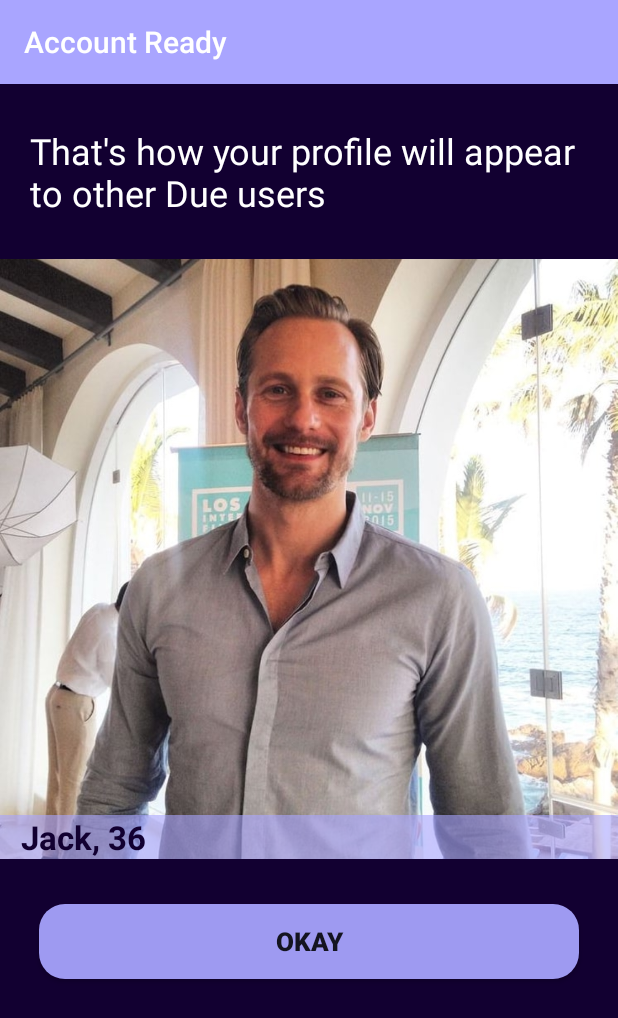
After one commit to LightingSpider/DuE_app, an Android app: the AccountReady screen opened directly, with no data from a screen before it, on a phone screen of 412 x 824 dp. The commit adds this screen. Shown: the top 1018 px of the screen. Run offline under Robolectric (Android 15) with nearby library versions, the phone set to English and light mode, and no system bars.

Commit message:
Initial commit from frosy

```diff
--- a/app/src/main/AndroidManifest.xml
+++ b/app/src/main/AndroidManifest.xml
@@ -1,6 +1,8 @@
 <?xml version="1.0" encoding="utf-8"?>
 <manifest xmlns:android="http://schemas.android.com/apk/res/android"
     package="com.example.due">
+
+    <uses-permission android:name="android.permission.READ_EXTERNAL_STORAGE" />
 
     <application
         android:allowBackup="true"
@@ -9,7 +11,9 @@
         android:roundIcon="@mipmap/ic_launcher_mylogo_round"
         android:supportsRtl="true"
         android:theme="@style/Theme.DuE">
-        <activity android:name=".ChooseInterests"></activity>
+        <activity android:name=".AccountReady"></activity>
+        <activity android:name=".ChoosePicture" />
+        <activity android:name=".ChooseInterests" />
         <activity android:name=".HomePage" />
         <activity android:name=".ChatRoom" />
         <activity android:name=".SetProfile" />
--- /dev/null
+++ b/app/src/main/java/com/example/due/AccountReady.kt
@@ -0,0 +1,13 @@
+package com.example.due
+
+import androidx.appcompat.app.AppCompatActivity
+import android.os.Bundle
+import android.view.WindowManager
+
+class AccountReady : AppCompatActivity() {
+    override fun onCreate(savedInstanceState: Bundle?) {
+        window.setFlags(WindowManager.LayoutParams.FLAG_FULLSCREEN, WindowManager.LayoutParams.FLAG_FULLSCREEN)
+        super.onCreate(savedInstanceState)
+        setContentView(R.layout.activity_account_ready)
+    }
+}
--- /dev/null
+++ b/app/src/main/res/drawable/ic_choosepicture.xml
@@ -0,0 +1,5 @@
+<vector android:height="50dp" android:tint="#CAC0DB"
+    android:viewportHeight="24" android:viewportWidth="24"
+    android:width="50dp" xmlns:android="http://schemas.android.com/apk/res/android">
+    <path android:fillColor="@android:color/white" android:pathData="M12,2C6.48,2 2,6.48 2,12s4.48,10 10,10 10,-4.48 10,-10S17.52,2 12,2zM12,5c1.66,0 3,1.34 3,3s-1.34,3 -3,3 -3,-1.34 -3,-3 1.34,-3 3,-3zM12,19.2c-2.5,0 -4.71,-1.28 -6,-3.22 0.03,-1.99 4,-3.08 6,-3.08 1.99,0 5.97,1.09 6,3.08 -1.29,1.94 -3.5,3.22 -6,3.22z"/>
+</vector>
--- /dev/null
+++ b/app/src/main/res/layout/activity_account_ready.xml
@@ -0,0 +1,83 @@
+<?xml version="1.0" encoding="utf-8"?>
+<androidx.constraintlayout.widget.ConstraintLayout xmlns:android="http://schemas.android.com/apk/res/android"
+    xmlns:app="http://schemas.android.com/apk/res-auto"
+    xmlns:tools="http://schemas.android.com/tools"
+    android:layout_width="match_parent"
+    android:layout_height="match_parent"
+    android:background="@color/purple_200"
+    tools:context=".AccountReady">
+
+    <androidx.appcompat.widget.Toolbar
+        android:id="@+id/toolbarready"
+        android:layout_width="match_parent"
+        android:layout_height="wrap_content"
+        android:background="#A9A5FF"
+        android:minHeight="?attr/actionBarSize"
+        android:theme="?attr/actionBarTheme"
+        app:layout_constraintEnd_toEndOf="parent"
+        app:layout_constraintHorizontal_bias="0.0"
+        app:layout_constraintStart_toStartOf="parent"
+        app:layout_constraintTop_toTopOf="parent"
+        app:title="Account Ready"
+        app:titleTextColor="#FFFFFF" />
+
+    <TextView
+        android:id="@+id/textVieww"
+        android:layout_width="match_parent"
+        android:layout_height="wrap_content"
+        android:layout_marginLeft="20dp"
+        android:layout_marginTop="28dp"
+        android:layout_marginRight="20dp"
+        android:text="That's how your profile will appear to
+other Due users"
+        android:textColor="#FFFFFF"
+        android:textSize="24sp"
+        android:textStyle="normal"
+        app:layout_constraintEnd_toEndOf="parent"
+        app:layout_constraintHorizontal_bias="0.143"
+        app:layout_constraintStart_toStartOf="parent"
+        app:layout_constraintTop_toBottomOf="@+id/toolbarready" />
+
+    <ImageView
+        android:id="@+id/imageView2"
+        android:layout_width="match_parent"
+        android:layout_height="400dp"
+        android:scaleType="centerCrop"
+        android:layout_marginTop="28dp"
+        app:layout_constraintTop_toBottomOf="@+id/textVieww"
+        app:srcCompat="@drawable/Jack"
+        app:layout_constraintEnd_toEndOf="parent"
+        app:layout_constraintStart_toStartOf="parent"
+        app:layout_constraintHorizontal_bias="0.5"
+        />
+
+    <TextView
+        android:id="@+id/textView10"
+        android:layout_width="match_parent"
+        android:layout_height="wrap_content"
+        android:background="#99A9A5FF"
+        android:paddingStart="14dp"
+        android:text="Jack, 36"
+        android:textColor="#120031"
+        android:textSize="22sp"
+        android:textStyle="bold"
+        app:layout_constraintBottom_toBottomOf="@+id/imageView2"
+        app:layout_constraintEnd_toEndOf="parent"
+        app:layout_constraintStart_toStartOf="parent" />
+
+    <Button
+        android:id="@+id/btn_okay"
+        android:layout_width="360dp"
+        android:layout_height="50dp"
+        android:layout_marginTop="30dp"
+        android:background="@drawable/btnround"
+        android:text="OKAY"
+        android:textSize="17sp"
+        android:textStyle="bold"
+        app:backgroundTint="#A9A5FF"
+        app:layout_constraintEnd_toEndOf="parent"
+        app:layout_constraintHorizontal_bias="0.5"
+        app:layout_constraintStart_toStartOf="parent"
+        app:layout_constraintTop_toBottomOf="@id/imageView2" />
+
+</androidx.constraintlayout.widget.ConstraintLayout>
--- a/app/src/main/res/layout/activity_create_account.xml
+++ b/app/src/main/res/layout/activity_create_account.xml
@@ -75,6 +75,7 @@
         android:layout_width="360dp"
         android:layout_height="40dp"
         android:layout_marginTop="2dp"
+        android:buttonTint="#FFFFFF"
         android:text="@string/news"
         android:textColor="#A6FFFFFF"
         app:layout_constraintEnd_toEndOf="parent"
@@ -135,6 +136,8 @@
         android:layout_width="360dp"
         android:layout_height="40dp"
         android:layout_marginTop="24dp"
+        android:backgroundTint="#FFFFFF"
+        android:buttonTint="#FFFFFF"
         android:text="@string/policy"
         android:textColor="#A6FFFFFF"
         app:layout_constraintEnd_toEndOf="parent"
--- a/app/src/main/res/layout/activity_set_profile.xml
+++ b/app/src/main/res/layout/activity_set_profile.xml
@@ -48,6 +48,7 @@
         android:ems="15"
         android:hint="@string/instaacc"
         android:includeFontPadding="false"
+        android:inputType="textEmailAddress"
         android:paddingLeft="6dp"
         android:paddingTop="3dp"
         android:paddingRight="6dp"
@@ -82,6 +83,7 @@
         app:layout_constraintHorizontal_bias="0.5"
         app:layout_constraintStart_toStartOf="parent"
         app:layout_constraintTop_toBottomOf="@+id/editTextNumber" />-->
+
     <Spinner
         android:id="@+id/spinner_interestedinn"
         android:layout_width="360dp"
--- a/app/src/main/res/values/strings.xml
+++ b/app/src/main/res/values/strings.xml
@@ -49,6 +49,8 @@
     <string name="environment">Environment</string>
     <string name="spirituality">Spirituality</string>
     <string name="photography">Photography</string>
+    <string name="choose_from_your_gallery">Choose from your Gallery</string>
+    <string name="that_s_how_your_profile_will_appear_to_other_due_users">That\'s how your profile will appear to other Due users</string>
 
     <string-array name="genders_array">
         <item>Male</item>
```
Also changed, not shown: app/src/main/java/com/example/due/ChooseInterests.kt (+8 -0 lines), app/src/main/java/com/example/due/ChoosePicture.kt (added, +82 -0 lines), app/src/main/res/drawable/stylespinner.xml (added, +17 -0 lines), app/src/main/res/layout/activity_choose_picture.xml (added, +59 -0 lines), app/src/main/res/layout/dropspinner.xml (deleted, +0 -10 lines), app/src/main/res/drawable/Jack.jpg (added), app/src/main/res/layout/textspinner.xml (line endings or trailing spaces).
